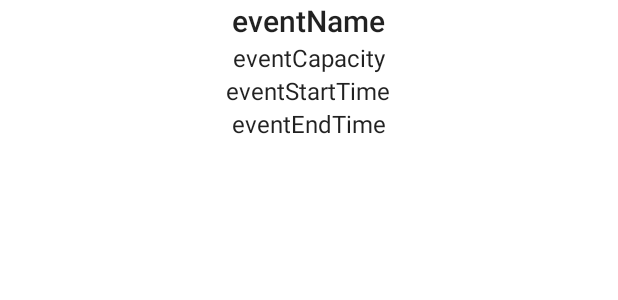
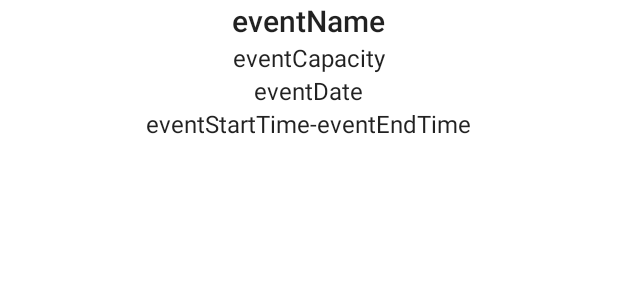
Before and after one commit to Jain-m3392/b07project, an Android app: the layout eventlist.xml on its own in the app's theme, with its tools: preview values and no code run, on a phone screen of 412 x 824 dp. Shown: the top 300 px of the screen. Run offline under Robolectric (Android 15) with nearby library versions, the phone set to English and light mode, and no system bars.

Commit message:
eventlist

```diff
--- a/app/src/main/res/layout/eventlist.xml
+++ b/app/src/main/res/layout/eventlist.xml
@@ -23,24 +23,24 @@
         android:text="eventCapacity"/>
 
     <TextView
-        android:id="@+id/eventStartTime"
+        android:id="@+id/eventDate"
         style="@style/TextAppearance.AppCompat.SearchResult.Subtitle"
         android:layout_width="wrap_content"
         android:layout_height="wrap_content"
         android:layout_below="@id/eventCapacity"
         android:layout_centerHorizontal="true"
         android:layout_marginLeft="20dp"
-        android:text="eventStartTime" />
+        android:text="eventDate" />
 
     <TextView
-        android:id="@+id/eventEndTime"
+        android:id="@+id/eventStartEndTimes"
         android:layout_centerHorizontal="true"
         android:layout_marginLeft="20dp"
         android:layout_width="wrap_content"
         android:layout_height="wrap_content"
-        android:layout_below="@id/eventStartTime"
+        android:layout_below="@id/eventDate"
         style="@style/TextAppearance.AppCompat.SearchResult.Subtitle"
-        android:text="eventEndTime"/>
+        android:text="eventStartTime-eventEndTime"/>
 
 
 
```
Also changed, not shown: app/src/main/java/com/example/b07project/Event.java (+7 -0 lines), app/src/main/java/com/example/b07project/EventAdapter.java (+4 -4 lines).
